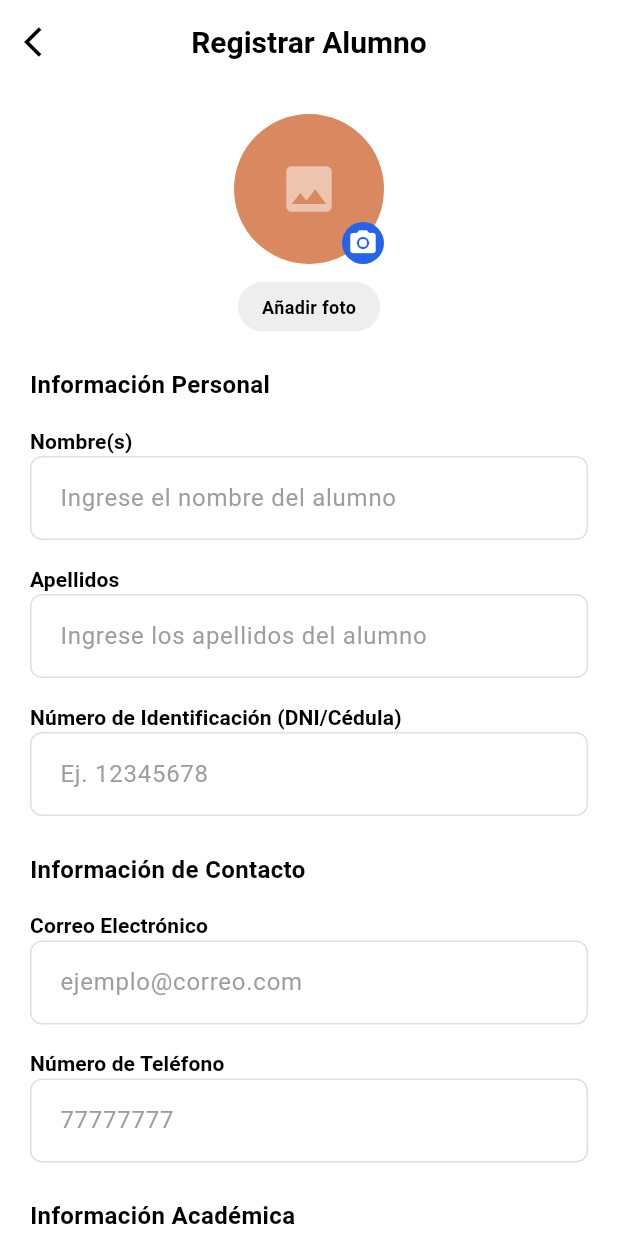
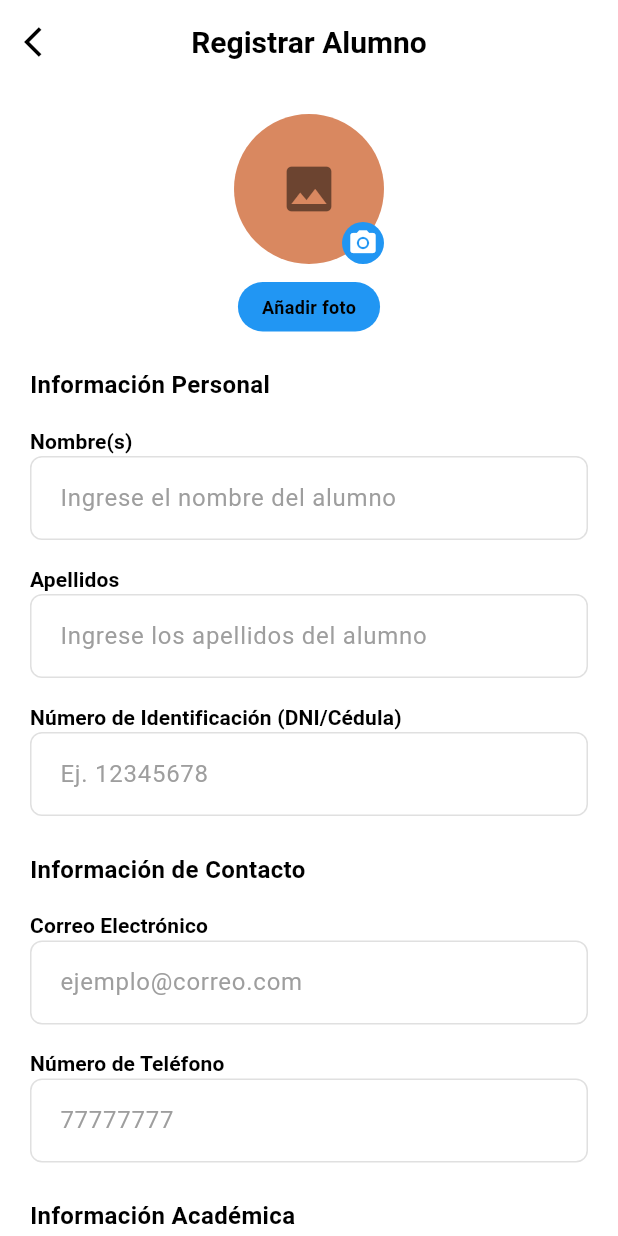
Before and after one commit to edd86/students_control, a Flutter app: the StudentsRegisterPage screen opened by its route, on a phone screen of 412 x 824 dp. Run offline on Flutter 3.47's test engine with Material 3 defaults, Android fonts, the light colour scheme and no system bars; our stand-ins replace animated_search_bar, email_validator, flutter_riverpod, flutter_svg, go_router, sqflite; missing offline and left inert: bcrypt; accounts and stored records are empty.

Commit message:
style(students): apply theme colors and improve input ux
- Updated StudentsRegisterPage to use dynamic theme colors for background, icons, and buttons
- Added TextCapitalization for names, grades, and notes fields
- Configured keyboard types for better user experience (e.g., multiline notes)

```diff
--- a/lib/features/students/presentation/pages/students_register_page.dart
+++ b/lib/features/students/presentation/pages/students_register_page.dart
@@ -45,7 +45,7 @@ class _StudentsRegisterPageState extends ConsumerState<StudentsRegisterPage> {
     final colorScheme = Theme.of(context).colorScheme;
 
     return Scaffold(
-      backgroundColor: Theme.of(context).scaffoldBackgroundColor,
+      backgroundColor: colorScheme.surface,
       appBar: AppBar(
         backgroundColor: Colors.transparent,
         elevation: 0,
@@ -84,7 +84,7 @@ class _StudentsRegisterPageState extends ConsumerState<StudentsRegisterPage> {
                           child: Icon(
                             Icons.image, // Placeholder for the art in image
                             size: 40,
-                            color: Colors.white.withValues(alpha: 0.5),
+                            color: colorScheme.onSurface.withValues(alpha: 0.5),
                           ),
                         ),
                         Positioned(
@@ -92,8 +92,8 @@ class _StudentsRegisterPageState extends ConsumerState<StudentsRegisterPage> {
                           right: 0,
                           child: Container(
                             padding: const EdgeInsets.all(4),
-                            decoration: const BoxDecoration(
-                              color: Color(0xFF2563EB), // Blue color
+                            decoration: BoxDecoration(
+                              color: colorScheme.primary, // Blue color
                               shape: BoxShape.circle,
                             ),
                             child: const Icon(
@@ -112,7 +112,7 @@ class _StudentsRegisterPageState extends ConsumerState<StudentsRegisterPage> {
                         vertical: 8,
                       ),
                       decoration: BoxDecoration(
-                        color: Colors.grey.shade200,
+                        color: colorScheme.primary,
                         borderRadius: BorderRadius.circular(20),
                       ),
                       child: const Text(
@@ -135,6 +135,7 @@ class _StudentsRegisterPageState extends ConsumerState<StudentsRegisterPage> {
               CustomTextField(
                 controller: _firstNameController,
                 hintText: 'Ingrese el nombre del alumno',
+                textCapitalization: TextCapitalization.words,
                 validator: (value) {
                   if (value == null || value.isEmpty) {
                     return 'Por favor ingrese el nombre';
@@ -147,6 +148,7 @@ class _StudentsRegisterPageState extends ConsumerState<StudentsRegisterPage> {
               CustomTextField(
                 controller: _lastNameController,
                 hintText: 'Ingrese los apellidos del alumno',
+                textCapitalization: TextCapitalization.words,
                 validator: (value) {
                   if (value == null || value.isEmpty) {
                     return 'Por favor ingrese los apellidos';
@@ -171,6 +173,7 @@ class _StudentsRegisterPageState extends ConsumerState<StudentsRegisterPage> {
                 controller: _emailController,
                 hintText: 'ejemplo@correo.com',
                 keyboardType: TextInputType.emailAddress,
+                textCapitalization: TextCapitalization.none,
                 validator: (value) {
                   if (value == null || value.isEmpty) {
                     return 'Por favor ingrese el correo';
@@ -205,12 +208,15 @@ class _StudentsRegisterPageState extends ConsumerState<StudentsRegisterPage> {
               FormLabel(label: 'Curso o Grado'),
               CustomTextField(
                 controller: _gradeController,
+                textCapitalization: TextCapitalization.words,
                 hintText: 'Ej. 5to Grado',
               ),
               const SizedBox(height: 16),
               FormLabel(label: 'Observaciones Adicionales'),
               CustomTextField(
                 controller: _notesController,
+                keyboardType: TextInputType.multiline,
+                textCapitalization: TextCapitalization.sentences,
                 hintText: 'Añadir notas importantes sobre el alumno...',
                 maxLines: 4,
               ),
@@ -284,10 +290,10 @@ class _StudentsRegisterPageState extends ConsumerState<StudentsRegisterPage> {
                 height: 50,
                 child: TextButton(
                   onPressed: () => context.pop(),
-                  child: const Text(
+                  child: Text(
                     'Cancelar',
                     style: TextStyle(
-                      color: Color(0xFF2563EB),
+                      color: colorScheme.primary,
                       fontSize: 16,
                       fontWeight: FontWeight.bold,
                     ),
```
